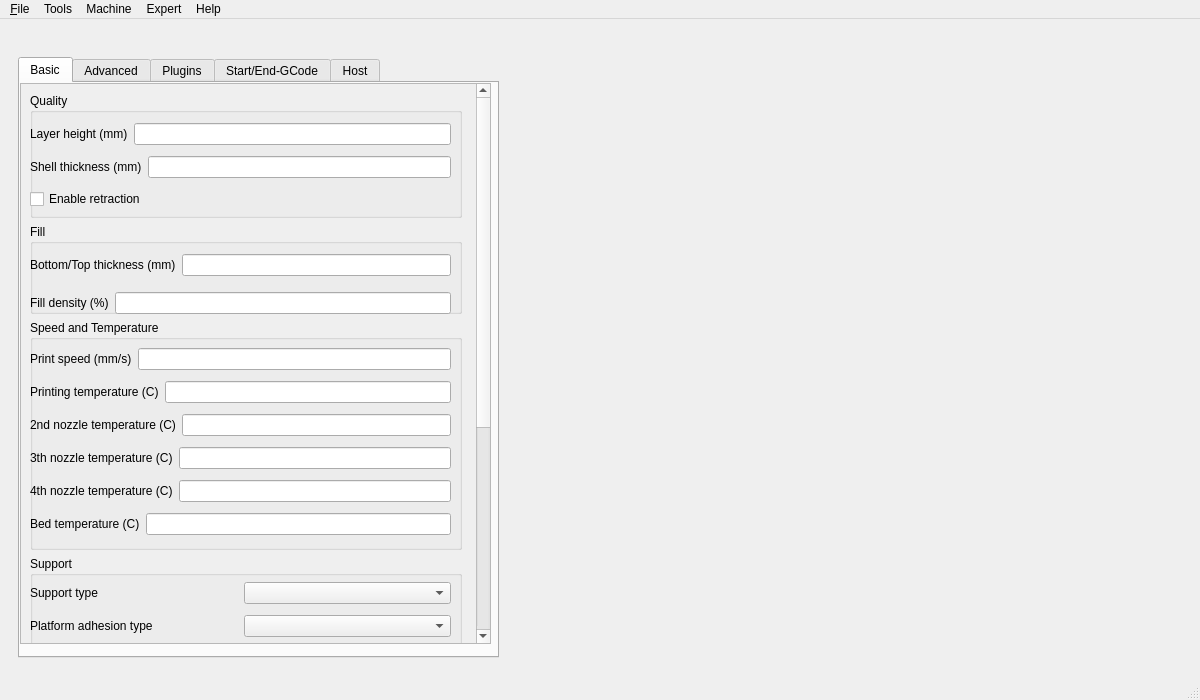
Before: the Qt Designer form omni3dapp/gui/mainwindow_ui.ui in sop3k/mak3r, drawn with Qt 5.
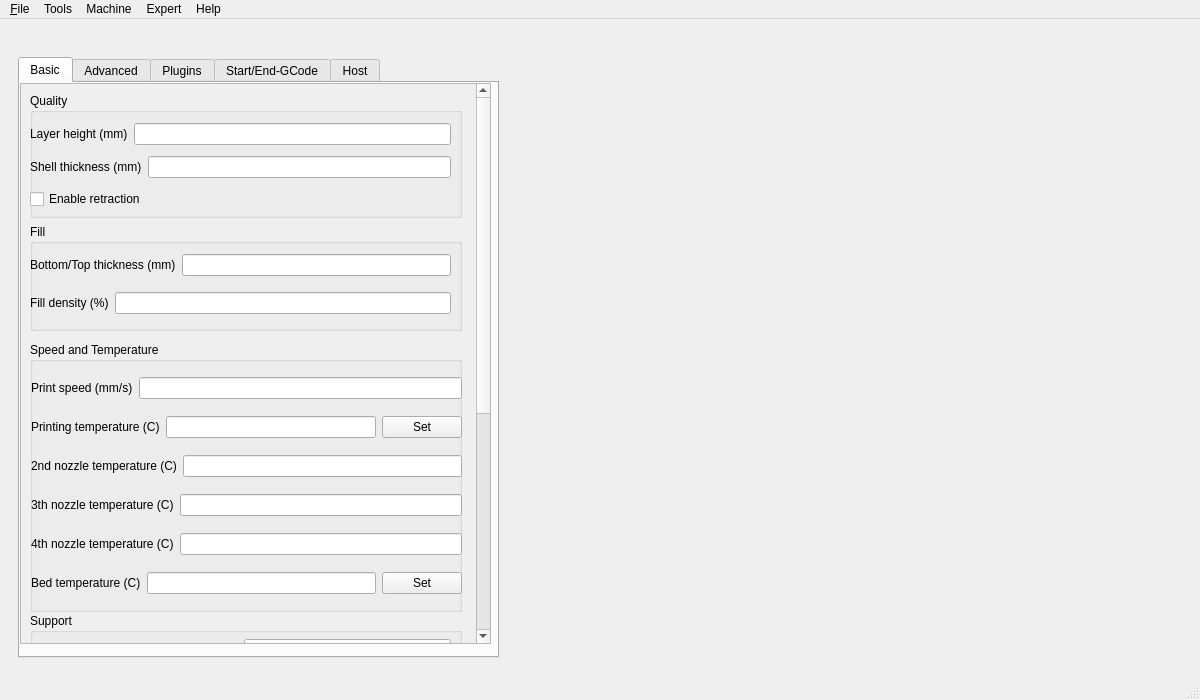
After: the same form once the commit is applied. The open tabs and pages were chosen to show the change.

```diff
--- a/omni3dapp/gui/mainwindow_ui.ui
+++ b/omni3dapp/gui/mainwindow_ui.ui
@@ -100,9 +100,9 @@
                 <property name="geometry">
                  <rect>
                   <x>0</x>
-                  <y>0</y>
+                  <y>-177</y>
                   <width>450</width>
-                  <height>900</height>
+                  <height>940</height>
                  </rect>
                 </property>
                 <property name="sizePolicy">
@@ -114,7 +114,7 @@
                 <property name="minimumSize">
                  <size>
                   <width>450</width>
-                  <height>900</height>
+                  <height>940</height>
                  </size>
                 </property>
                 <layout class="QVBoxLayout" name="verticalLayout_11">
@@ -196,10 +196,16 @@
                  </item>
                  <item>
                   <widget class="QGroupBox" name="fill_groupbox">
+                   <property name="minimumSize">
+                    <size>
+                     <width>0</width>
+                     <height>100</height>
+                    </size>
+                   </property>
                    <property name="maximumSize">
                     <size>
                      <width>16777215</width>
-                     <height>90</height>
+                     <height>120</height>
                     </size>
                    </property>
                    <property name="title">
@@ -252,25 +258,25 @@
                    <property name="minimumSize">
                     <size>
                      <width>0</width>
-                     <height>230</height>
+                     <height>270</height>
                     </size>
                    </property>
                    <property name="maximumSize">
                     <size>
                      <width>16777215</width>
-                     <height>230</height>
+                     <height>260</height>
                     </size>
                    </property>
                    <property name="title">
                     <string>Speed and Temperature</string>
                    </property>
-                   <widget class="QWidget" name="layoutWidget_5">
+                   <widget class="QWidget" name="">
                     <property name="geometry">
                      <rect>
-                      <x>0</x>
-                      <y>23</y>
-                      <width>421</width>
-                      <height>200</height>
+                      <x>1</x>
+                      <y>24</y>
+                      <width>431</width>
+                      <height>241</height>
                      </rect>
                     </property>
                     <layout class="QVBoxLayout" name="verticalLayout_4">
@@ -300,6 +306,13 @@
                        <item>
                         <widget class="QLineEdit" name="print_temperature"/>
                        </item>
+                       <item>
+                        <widget class="QPushButton" name="set_printtemp_btn">
+                         <property name="text">
+                          <string>Set</string>
+                         </property>
+                        </widget>
+                       </item>
                       </layout>
                      </item>
                      <item>
@@ -356,6 +369,13 @@
                        <item>
                         <widget class="QLineEdit" name="print_bed_temperature"/>
                        </item>
+                       <item>
+                        <widget class="QPushButton" name="set_bedtemp_btn">
+                         <property name="text">
+                          <string>Set</string>
+                         </property>
+                        </widget>
+                       </item>
                       </layout>
                      </item>
                     </layout>
@@ -367,13 +387,13 @@
                    <property name="minimumSize">
                     <size>
                      <width>0</width>
-                     <height>0</height>
+                     <height>120</height>
                     </size>
                    </property>
                    <property name="maximumSize">
                     <size>
                      <width>16777215</width>
-                     <height>120</height>
+                     <height>150</height>
                     </size>
                    </property>
                    <property name="title">
@@ -443,6 +463,12 @@
                      <verstretch>0</verstretch>
                     </sizepolicy>
                    </property>
+                   <property name="minimumSize">
+                    <size>
+                     <width>0</width>
+                     <height>80</height>
+                    </size>
+                   </property>
                    <property name="maximumSize">
                     <size>
                      <width>16777215</width>
@@ -482,6 +508,12 @@
                  </item>
                  <item>
                   <widget class="QGroupBox" name="filament_groupbox">
+                   <property name="minimumSize">
+                    <size>
+                     <width>0</width>
+                     <height>190</height>
+                    </size>
+                   </property>
                    <property name="title">
                     <string>Filament</string>
                    </property>
@@ -1191,7 +1223,7 @@
                 <property name="geometry">
                  <rect>
                   <x>0</x>
-                  <y>0</y>
+                  <y>-111</y>
                   <width>464</width>
                   <height>670</height>
                  </rect>
@@ -1207,8 +1239,8 @@
                   <rect>
                    <x>0</x>
                    <y>1</y>
-                   <width>451</width>
-                   <height>664</height>
+                   <width>461</width>
+                   <height>735</height>
                   </rect>
                  </property>
                  <layout class="QVBoxLayout" name="verticalLayout_18">
```
